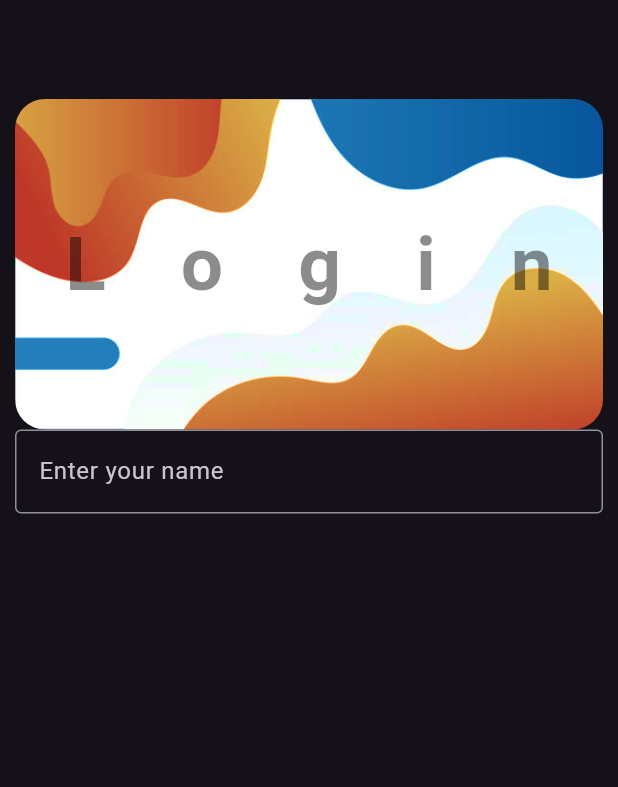
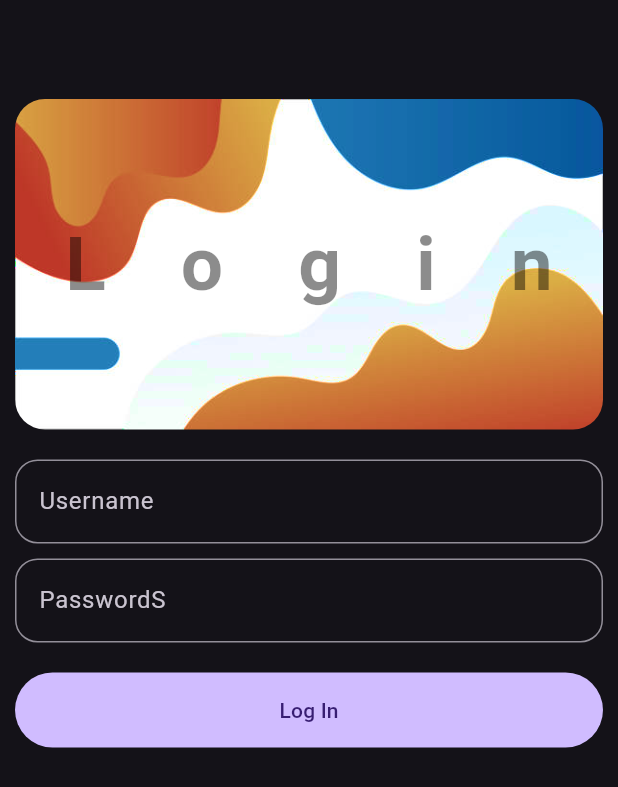
Before and after one commit to MykhailoZaichenko/first_app, a Flutter app: the screen it shows after launch, after a tap on "Get Started", on a phone screen of 412 x 824 dp. Shown: the top 787 px of the screen. Run offline on Flutter 3.47's test engine with Material 3 defaults, Android fonts, the phone set to English and light mode, and no system bars; our stand-ins replace lottie.

Commit message:
login page

```diff
--- a/lib/views/pages/login_page.dart
+++ b/lib/views/pages/login_page.dart
@@ -1,3 +1,4 @@
+import 'package:first_app/views/widget_tree.dart';
 import 'package:first_app/views/widgets/hero_widget.dart';
 import 'package:flutter/material.dart';
 
@@ -9,7 +10,8 @@ class LoginPage extends StatefulWidget {
 }
 
 class _LoginPageState extends State<LoginPage> {
-  TextEditingController controller = TextEditingController();
+  TextEditingController controllerEmail = TextEditingController();
+  TextEditingController controllerPassword = TextEditingController();
   // @override
   // void initState() {
   //   print('inti state called');
@@ -18,7 +20,8 @@ class _LoginPageState extends State<LoginPage> {
 
   @override
   dispose() {
-    controller.dispose();
+    controllerEmail.dispose();
+    controllerPassword.dispose();
     super.dispose();
   }
 
@@ -31,15 +34,50 @@ class _LoginPageState extends State<LoginPage> {
         child: Column(
           children: [
             HeroWidget(title: 'Login'),
+            SizedBox(height: 20.0),
             TextField(
-              controller: controller,
+              controller: controllerEmail,
               decoration: InputDecoration(
-                border: OutlineInputBorder(),
-                labelText: 'Enter your name',
+                border: OutlineInputBorder(
+                  borderRadius: BorderRadius.circular(15.0),
+                ),
+                hintText: 'Enter username',
+                labelText: 'Username',
               ),
               onEditingComplete: () {
                 setState(() {});
               },
+            ),
+            SizedBox(height: 10.0),
+            TextField(
+              controller: controllerPassword,
+              decoration: InputDecoration(
+                border: OutlineInputBorder(
+                  borderRadius: BorderRadius.circular(15.0),
+                ),
+                hintText: 'Enter paswsword',
+                labelText: 'PasswordS',
+              ),
+              onEditingComplete: () {
+                setState(() {});
+              },
+            ),
+            SizedBox(height: 20.0),
+            FilledButton(
+              onPressed: () {
+                Navigator.pushReplacement(
+                  context,
+                  MaterialPageRoute(
+                    builder: (context) {
+                      return const WidgetTree();
+                    },
+                  ),
+                );
+              },
+              style: FilledButton.styleFrom(
+                minimumSize: Size(double.infinity, 50.0),
+              ),
+              child: const Text("Log In"),
             ),
           ],
         ),
```
